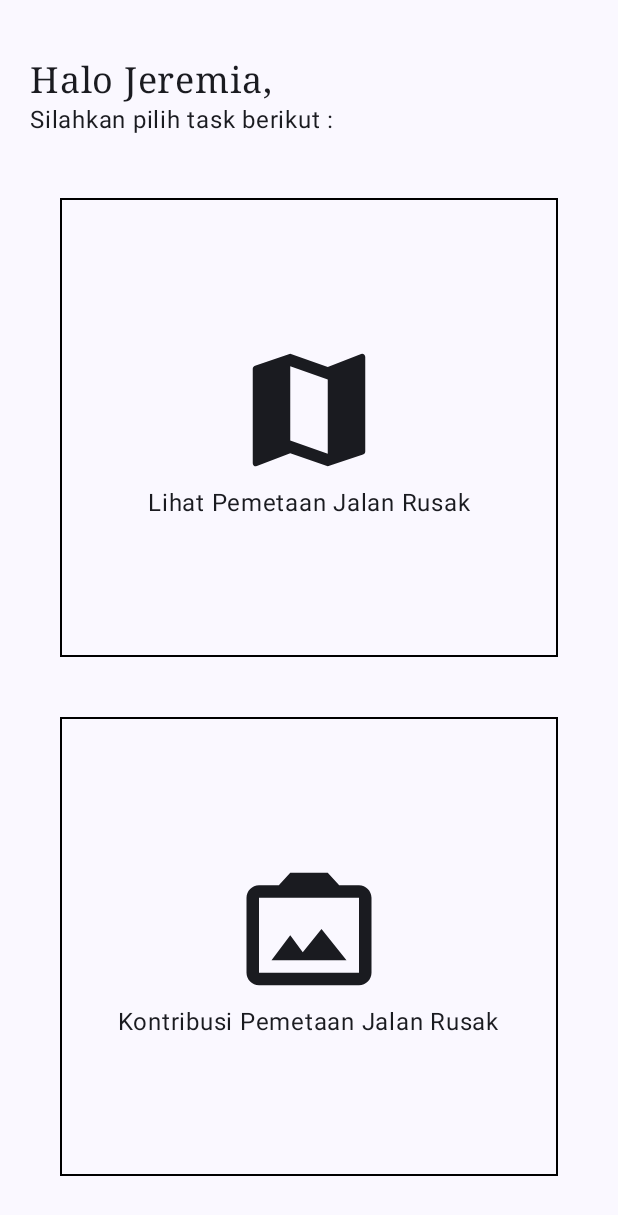
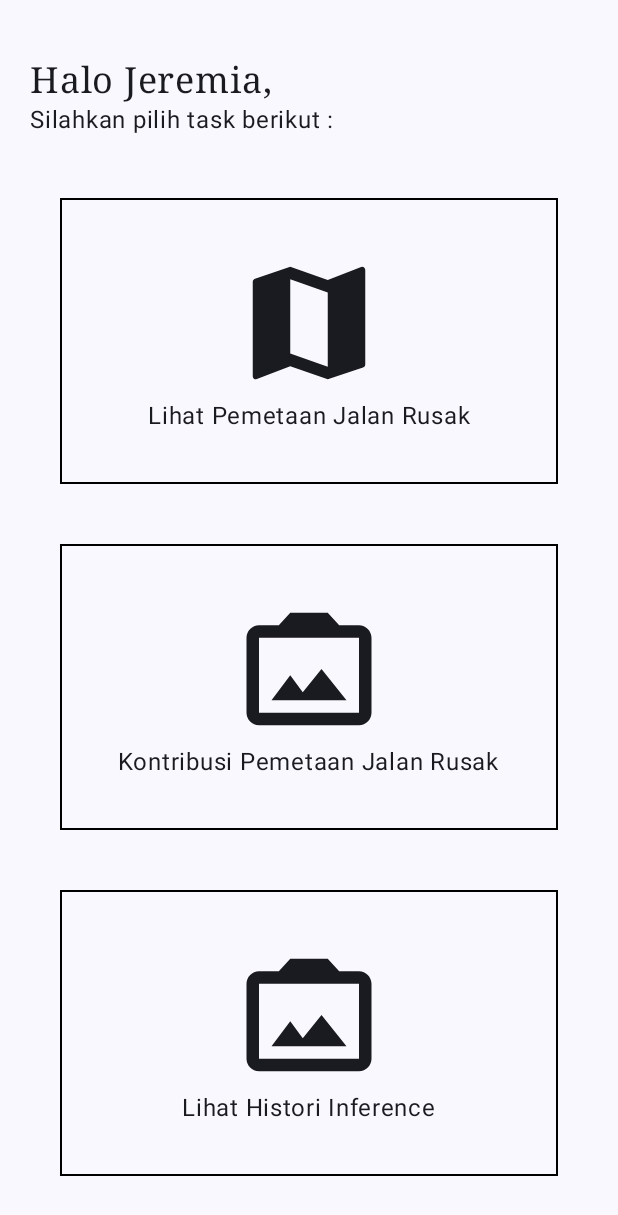
Before and after one commit to jeremia49/Pothole-Tracker, an Android app built with Jetpack Compose: the screen it shows after launch (MainActivity), on a phone screen of 412 x 824 dp. Shown: the top 1215 px of the screen. Run offline under Robolectric (Android 15) with nearby library versions, the phone set to English and light mode, and no system bars; our stand-ins replace Room's generated code.

Commit message:
Update project

```diff
--- a/app/src/main/AndroidManifest.xml
+++ b/app/src/main/AndroidManifest.xml
@@ -17,6 +17,7 @@
     <uses-permission android:name="android.permission.READ_MEDIA_IMAGES" />
 
     <application
+        android:name=".RoadTrackerApp"
         android:allowBackup="true"
         android:dataExtractionRules="@xml/data_extraction_rules"
         android:fullBackupContent="@xml/backup_rules"
--- /dev/null
+++ b/app/src/main/java/my/id/jeremia/potholetracker/Data/InferenceDatabase.kt
@@ -0,0 +1,15 @@
+package my.id.jeremia.potholetracker.Data
+
+import androidx.room.Database
+import androidx.room.RoomDatabase
+
+
+@Database(
+    entities = [InferenceData::class],
+    version = 1,
+    exportSchema = false,
+)
+
+abstract class InferenceDatabase : RoomDatabase() {
+    abstract fun inferenceDataDao() : InferenceDataDao
+}
--- /dev/null
+++ b/app/src/main/java/my/id/jeremia/potholetracker/Graph.kt
@@ -0,0 +1,20 @@
+package my.id.jeremia.potholetracker
+
+import android.content.Context
+import androidx.room.Room
+import my.id.jeremia.potholetracker.Data.InferenceDatabase
+import my.id.jeremia.potholetracker.Data.InferenceRepository
+
+object Graph {
+
+    lateinit var database : InferenceDatabase
+
+    val inferenceRepository by lazy{
+        InferenceRepository(inferenceDataDao = database.inferenceDataDao())
+    }
+
+    fun provide(ctx:Context){
+        database = Room.databaseBuilder(ctx, InferenceDatabase::class.java, "inference.db").build()
+    }
+
+}
--- a/app/src/main/java/my/id/jeremia/potholetracker/MainActivity.kt
+++ b/app/src/main/java/my/id/jeremia/potholetracker/MainActivity.kt
@@ -17,6 +17,7 @@ import androidx.navigation.compose.composable
 import androidx.navigation.compose.rememberNavController
 import my.id.jeremia.potholetracker.Screen.CollabScreen
 import my.id.jeremia.potholetracker.Screen.HomeScreen
+import my.id.jeremia.potholetracker.Screen.InferenceListScreen
 import my.id.jeremia.potholetracker.Screen.MapScreen
 import my.id.jeremia.potholetracker.ui.theme.PotholeTrackerTheme
 
@@ -54,6 +55,9 @@ fun MyApp(modifier: Modifier = Modifier) {
                 {
                     navController.navigate("collab")
                 },
+                {
+                    navController.navigate("inferenceList")
+                },
             )
         }
         composable("map") {
@@ -64,6 +68,11 @@ fun MyApp(modifier: Modifier = Modifier) {
                 navController.popBackStack()
             })
         }
+        composable("inferenceList") {
+            InferenceListScreen({
+                navController.popBackStack()
+            })
+        }
 
     }
 
--- /dev/null
+++ b/app/src/main/java/my/id/jeremia/potholetracker/RoadTrackerApp.kt
@@ -0,0 +1,13 @@
+package my.id.jeremia.potholetracker
+
+import android.app.Application
+
+class RoadTrackerApp: Application() {
+
+    override fun onCreate() {
+        super.onCreate()
+        Graph.provide(this)
+    }
+
+
+}
--- a/app/src/main/java/my/id/jeremia/potholetracker/Screen/HomeScreen.kt
+++ b/app/src/main/java/my/id/jeremia/potholetracker/Screen/HomeScreen.kt
@@ -25,7 +25,11 @@ import my.id.jeremia.potholetracker.R
 import my.id.jeremia.potholetracker.ui.theme.PotholeTrackerTheme
 
 @Composable
-fun HomeScreen(navMaps:()->Unit, navCollab:()->Unit, modifier: Modifier = Modifier) {
+fun HomeScreen(
+    navMaps:()->Unit,
+    navCollab:()->Unit,
+    navInferenceList:()->Unit,
+    modifier: Modifier = Modifier) {
     Column(
         modifier = modifier
             .fillMaxSize()
@@ -95,6 +99,28 @@ fun HomeScreen(navMaps:()->Unit, navCollab:()->Unit, modifier: Modifier = Modifi
             )
             Text("Kontribusi Pemetaan Jalan Rusak")
         }
+
+        Column(
+            modifier = modifier
+                .weight(1f)
+                .fillMaxSize()
+                .padding(20.dp)
+                .border(width = 1.dp, Color.Black)
+                .clickable {
+                    navInferenceList()
+                },
+            verticalArrangement = Arrangement.Center,
+            horizontalAlignment = Alignment.CenterHorizontally,
+        ) {
+            Icon(
+                painterResource(id = R.drawable.baseline_photo_camera_back_24),
+                "Home",
+                modifier = modifier
+                    .size(100.dp)
+            )
+            Text("Lihat Histori Inference")
+        }
+
     }
 }
 
@@ -107,7 +133,7 @@ fun GreetingPreview() {
                 .padding(20.dp)
                 .safeContentPadding()
         ) {
-            HomeScreen({},{})
+            HomeScreen({},{},{})
         }
     }
 }
--- /dev/null
+++ b/app/src/main/res/drawable/baseline_play_arrow_24.xml
@@ -0,0 +1,5 @@
+<vector xmlns:android="http://schemas.android.com/apk/res/android" android:height="24dp" android:tint="#000000" android:viewportHeight="24" android:viewportWidth="24" android:width="24dp">
+
+    <path android:fillColor="@android:color/white" android:pathData="M8,5v14l11,-7z"/>
+
+</vector>
--- /dev/null
+++ b/app/src/main/res/drawable/baseline_stop_24.xml
@@ -0,0 +1,5 @@
+<vector xmlns:android="http://schemas.android.com/apk/res/android" android:height="24dp" android:tint="#000000" android:viewportHeight="24" android:viewportWidth="24" android:width="24dp">
+
+    <path android:fillColor="@android:color/white" android:pathData="M6,6h12v12H6z"/>
+
+</vector>
```
Also changed, not shown: app/src/main/java/my/id/jeremia/potholetracker/Data/InferenceData.kt (+14 -5 lines), app/src/main/java/my/id/jeremia/potholetracker/Data/InferenceDataDao.kt (added, +32 -0 lines), app/src/main/java/my/id/jeremia/potholetracker/Data/InferenceRepository.kt (added, +30 -0 lines), app/src/main/java/my/id/jeremia/potholetracker/Screen/CollabScreen.kt (+75 -6 lines), app/src/main/java/my/id/jeremia/potholetracker/Screen/InferenceListScreen.kt (added, +127 -0 lines), app/src/main/java/my/id/jeremia/potholetracker/ViewModel/CollabViewModel.kt (+56 -1 lines), app/src/main/java/my/id/jeremia/potholetracker/ViewModel/InferenceListViewModel.kt (added, +52 -0 lines), app/src/main/java/my/id/jeremia/potholetracker/utils/saveBitmap.kt (added, +33 -0 lines).
